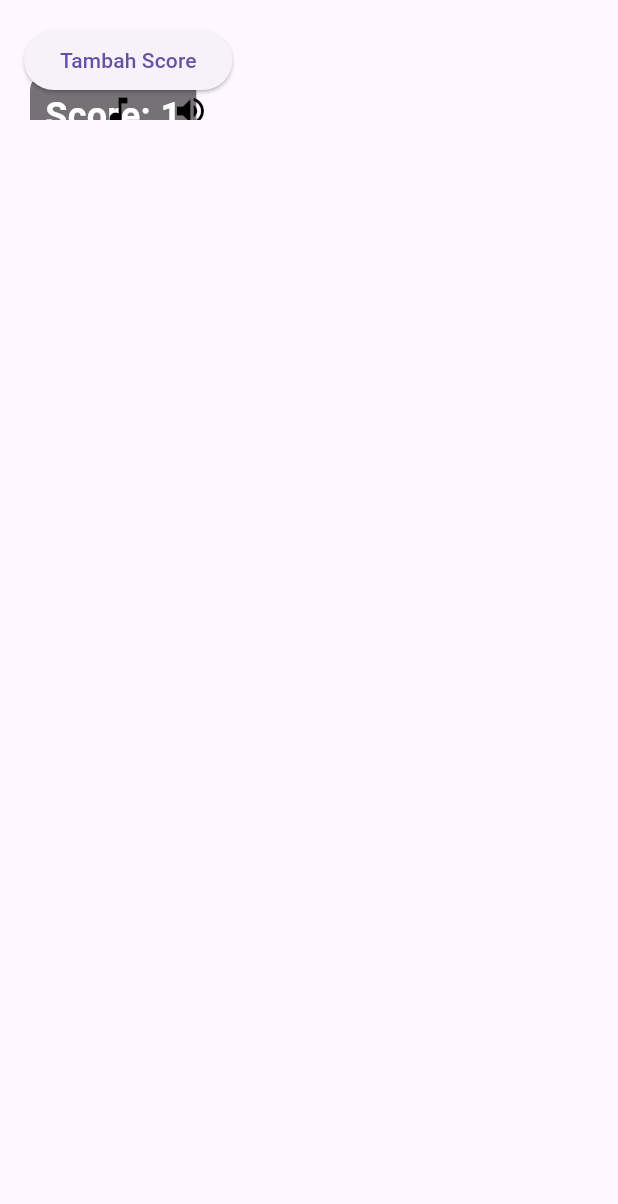
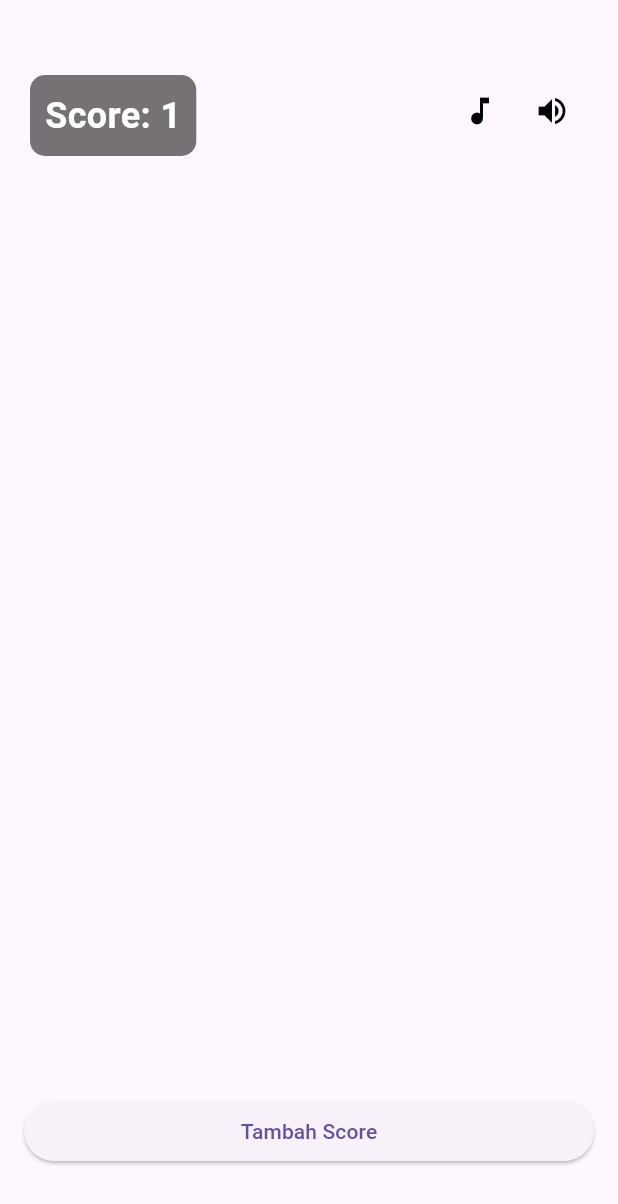
Before and after one commit to hiofadlikaakbar/fruit_catcher, a Flutter app: the screen it shows after launch, on a phone screen of 412 x 824 dp. Shown: the top 1204 px of the screen. Run offline on Flutter 3.47's test engine with Material 3 defaults, Android fonts, the light colour scheme and no system bars.

Commit message:
menyesuaikan elevated button

```diff
--- a/lib/main.dart
+++ b/lib/main.dart
@@ -79,7 +79,11 @@ class _GameScreenState extends State<GameScreen> {
               ],
             ),
           ),
-          Padding(
+          Positioned(
+            bottom: 30,
+            left: 0,
+            right: 0,
+            child: Padding(
               padding: const EdgeInsets.all(16),
               child: ElevatedButton(
                 onPressed: () {
@@ -88,6 +92,7 @@ class _GameScreenState extends State<GameScreen> {
                 child: const Text("Tambah Score"),
               ),
             ),
+          ),
         ],
       ),
     );
```
Lines whose indentation alone changed are shown as unchanged.
